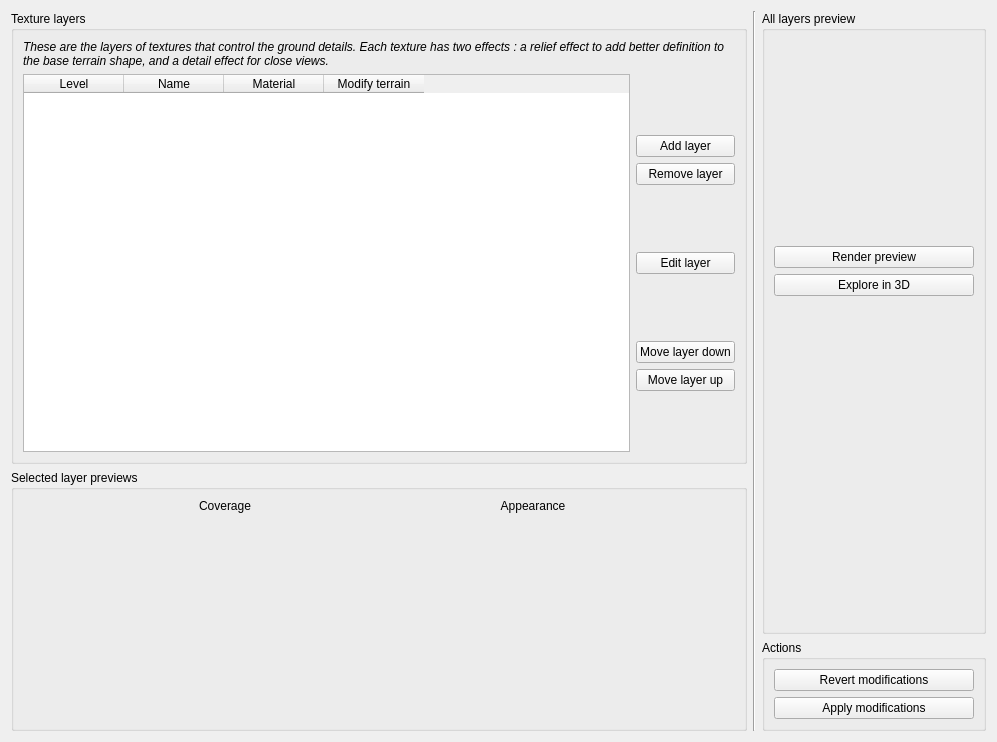
thunderk/paysages3d, file src/editing/textures/maintexturesform.ui: the form before one commit.
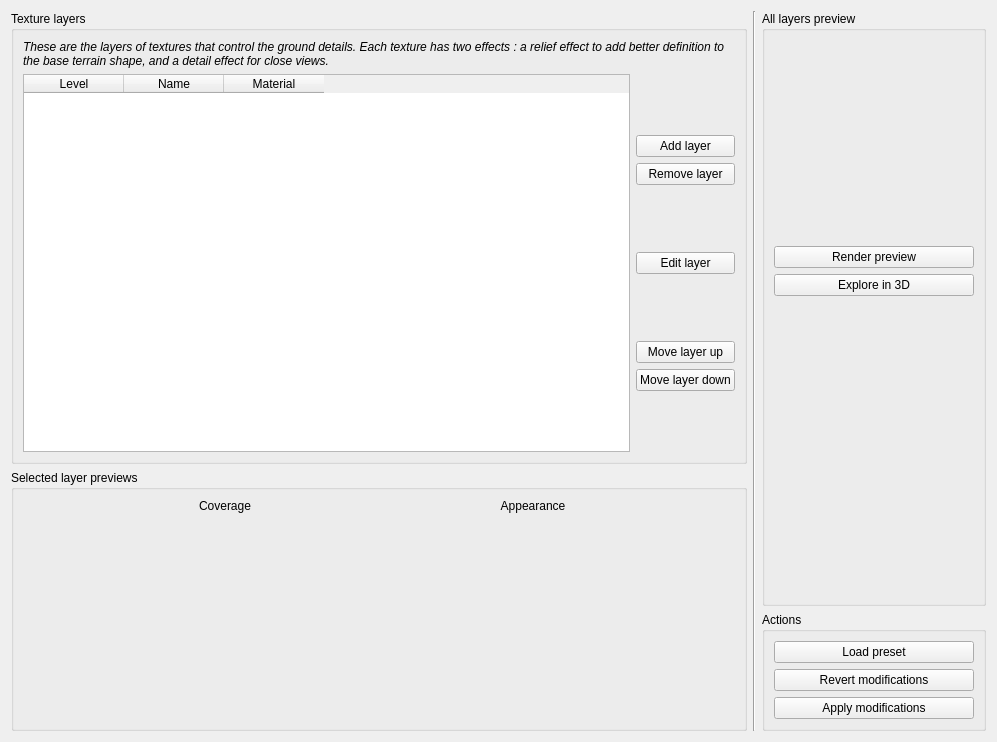
The form after the commit. Icons and pictures are not drawn. Custom widgets are drawn as their Qt base class.

Patch:
```diff
--- a/src/editing/textures/maintexturesform.ui
+++ b/src/editing/textures/maintexturesform.ui
@@ -77,11 +77,6 @@
               <string>Material</string>
              </property>
             </column>
-            <column>
-             <property name="text">
-              <string>Modify terrain</string>
-             </property>
-            </column>
            </widget>
           </item>
           <item>
@@ -185,23 +180,6 @@
               </property>
              </spacer>
             </item>
-            <item>
-             <widget class="QPushButton" name="layer_down">
-              <property name="text">
-               <string>Move layer down</string>
-              </property>
-              <property name="icon">
-               <iconset resource="../../../data/ui_pictures.qrc">
-                <normaloff>:/buttons/logo/images/layer_down.png</normaloff>:/buttons/logo/images/layer_down.png</iconset>
-              </property>
-              <property name="iconSize">
-               <size>
-                <width>32</width>
-                <height>32</height>
-               </size>
-              </property>
-             </widget>
-            </item>
             <item>
              <widget class="QPushButton" name="layer_up">
               <property name="text">
@@ -219,6 +197,23 @@
               </property>
              </widget>
             </item>
+            <item>
+             <widget class="QPushButton" name="layer_down">
+              <property name="text">
+               <string>Move layer down</string>
+              </property>
+              <property name="icon">
+               <iconset resource="../../../data/ui_pictures.qrc">
+                <normaloff>:/buttons/logo/images/layer_down.png</normaloff>:/buttons/logo/images/layer_down.png</iconset>
+              </property>
+              <property name="iconSize">
+               <size>
+                <width>32</width>
+                <height>32</height>
+               </size>
+              </property>
+             </widget>
+            </item>
             <item>
              <spacer name="verticalSpacer_5">
               <property name="orientation">
@@ -401,6 +396,17 @@
         <bool>true</bool>
        </property>
        <layout class="QVBoxLayout" name="verticalLayout_5">
+        <item>
+         <widget class="QPushButton" name="button_preset">
+          <property name="text">
+           <string>Load preset</string>
+          </property>
+          <property name="icon">
+           <iconset resource="../../../data/ui_pictures.qrc">
+            <normaloff>:/buttons/logo/images/auto.png</normaloff>:/buttons/logo/images/auto.png</iconset>
+          </property>
+         </widget>
+        </item>
         <item>
          <widget class="QPushButton" name="button_revert">
           <property name="text">
```
